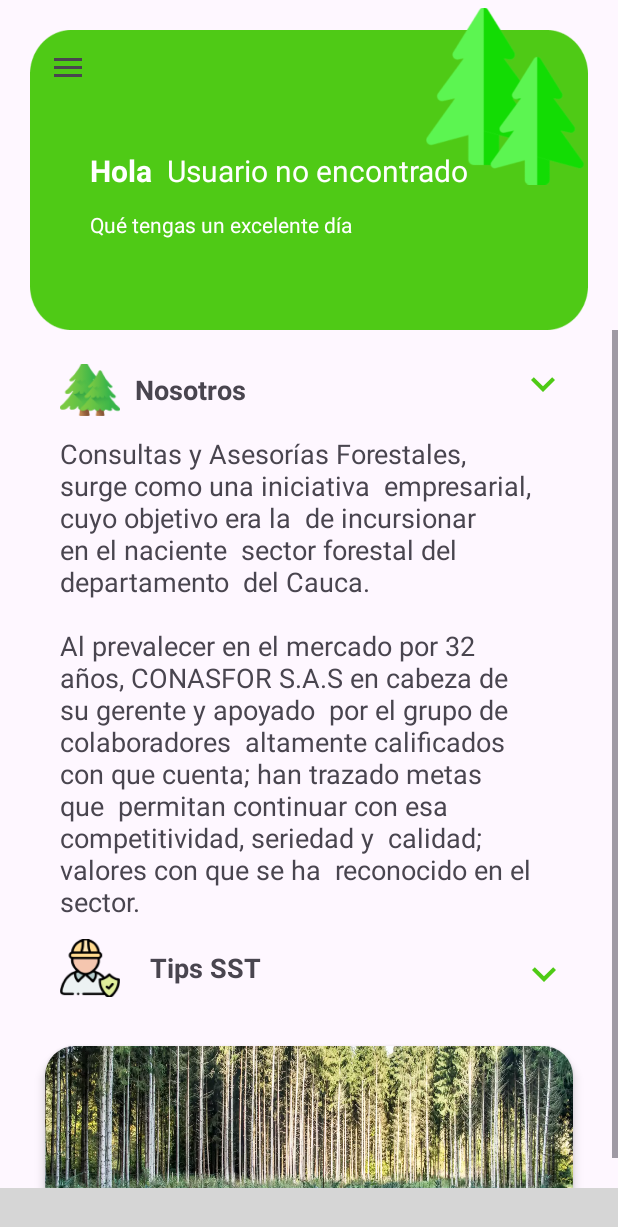
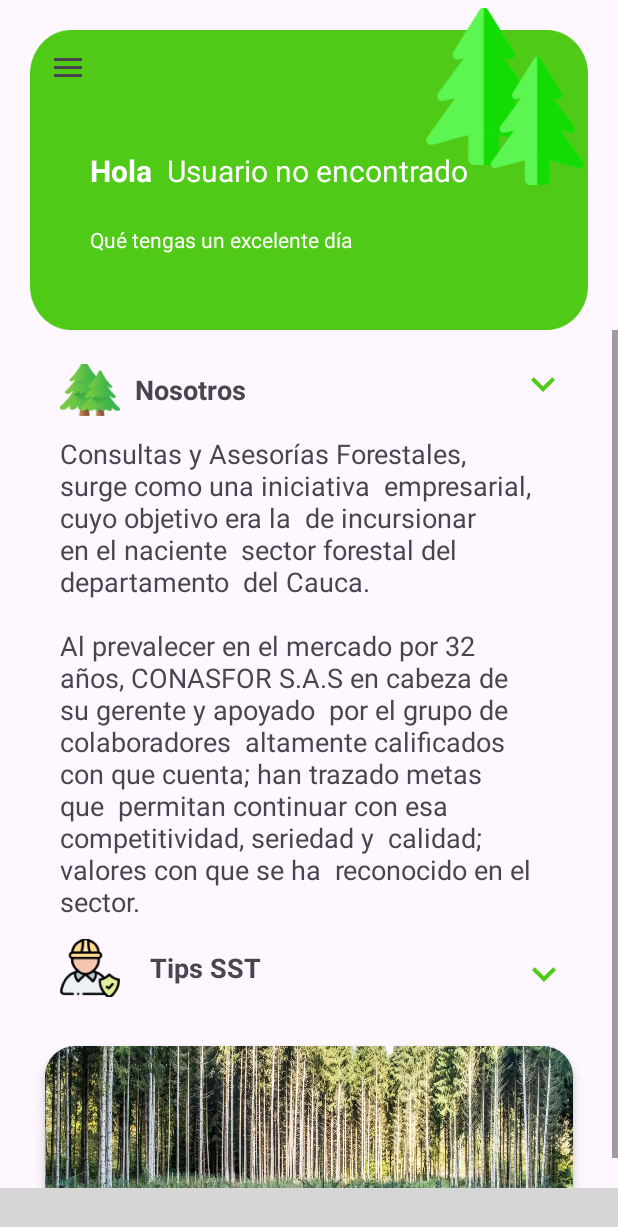
Before and after one commit to ConasforEnterprise/ConasforApp, an Android app: the fragment HomeFragment placed in its activity, on a phone screen of 412 x 824 dp. Shown: the top 1227 px of the screen. Run offline under Robolectric (Android 15) with nearby library versions, the phone set to English and light mode, and no system bars; our stand-ins replace Firebase (no records; nobody signed in at launch, a user with empty details on screens opened directly), Picasso; libraries missing offline, so code that uses them is left out: com.github.mikephil.charting; plain views replace MeowBottomNavigation; pictures from the network do not load; 2 statements that could not run were skipped; grey boxes are pictures that could not be loaded.

Commit message:
Ultimos cambios

```diff
--- a/app/src/main/res/layout/activity_home_fragment.xml
+++ b/app/src/main/res/layout/activity_home_fragment.xml
@@ -39,7 +39,7 @@
         <LinearLayout
             android:id="@+id/lLayoutNombreBienvenida"
             android:layout_width="match_parent"
-            android:layout_height="40dp"
+            android:layout_height="50dp"
             android:layout_marginHorizontal="40dp"
             android:layout_marginTop="80dp"
             android:orientation="horizontal"
@@ -75,7 +75,7 @@
             android:layout_width="wrap_content"
             android:layout_height="wrap_content"
             android:text="Qué tengas un excelente día"
-            android:layout_marginTop="120dp"
+            android:layout_marginTop="130dp"
             android:layout_marginStart="40dp"
             android:textColor="@color/white"
             />
```
